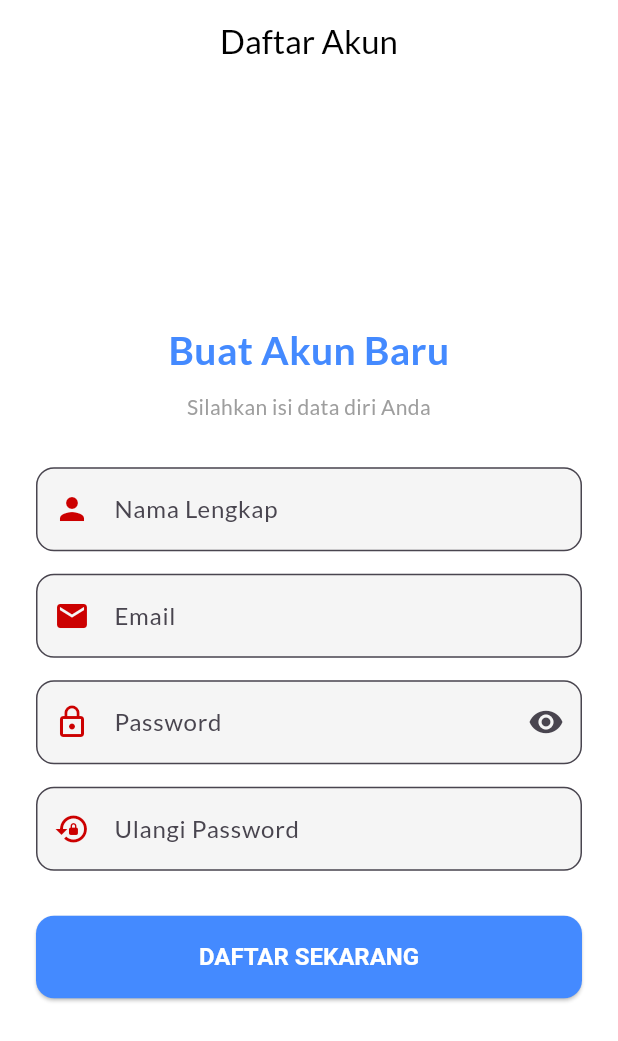
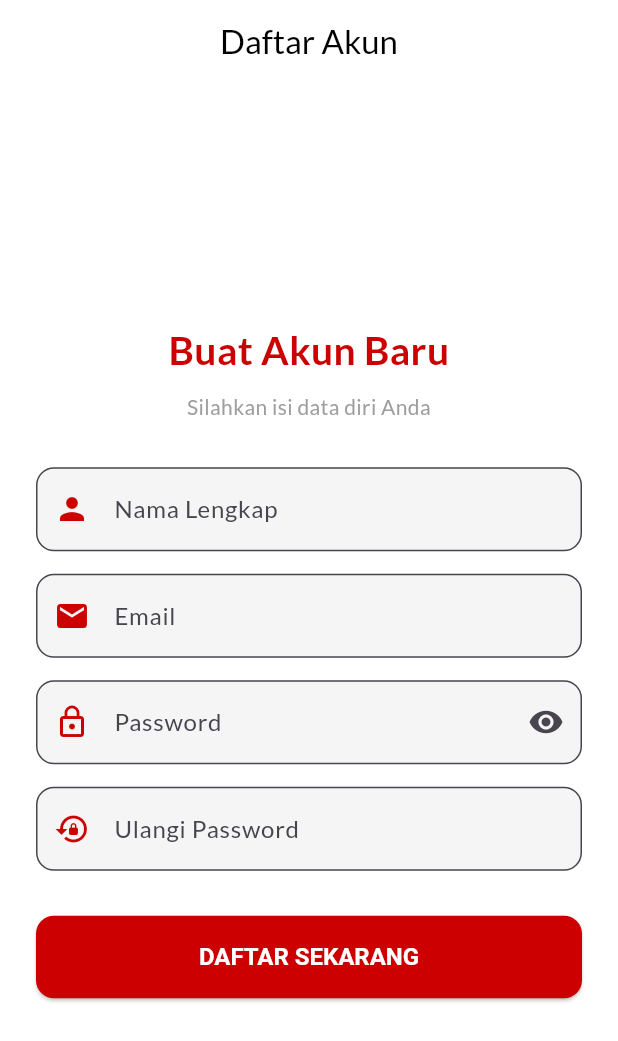
Before and after one commit to rivanghibran/NewsPortalApp, a Flutter app: the RegisterPage screen opened directly, on a phone screen of 412 x 824 dp. Shown: the top 1041 px of the screen. Run offline on Flutter 3.47's test engine with Material 3 defaults, Android fonts, the light colour scheme and no system bars; our stand-ins replace cached_network_image, google_fonts, image_picker, shared_preferences; accounts and stored records are empty.

Commit message:
Update file

```diff
--- a/lib/views/auth/register_page.dart
+++ b/lib/views/auth/register_page.dart
@@ -1,4 +1,5 @@
 import 'package:flutter/material.dart';
+import 'package:newsportal_app/core/constants.dart';
 import '../../services/api_service.dart';
 import '../home/home_page.dart';
 
@@ -104,7 +105,7 @@ class _RegisterPageState extends State<RegisterPage> {
             children: [
               const Text(
                 "Buat Akun Baru",
-                style: TextStyle(fontSize: 26, fontWeight: FontWeight.bold, color: Colors.blueAccent),
+                style: TextStyle(fontSize: 26, fontWeight: FontWeight.bold, color: AppConstants.cnnRed),
                 textAlign: TextAlign.center,
               ),
               const SizedBox(height: 10),
@@ -154,7 +155,7 @@ class _RegisterPageState extends State<RegisterPage> {
                 child: ElevatedButton(
                   onPressed: _isLoading ? null : _handleRegister,
                   style: ElevatedButton.styleFrom(
-                    backgroundColor: Colors.blueAccent,
+                    backgroundColor: AppConstants.cnnRed,
                     foregroundColor: Colors.white,
                     shape: RoundedRectangleBorder(borderRadius: BorderRadius.circular(12)),
                   ),
```
